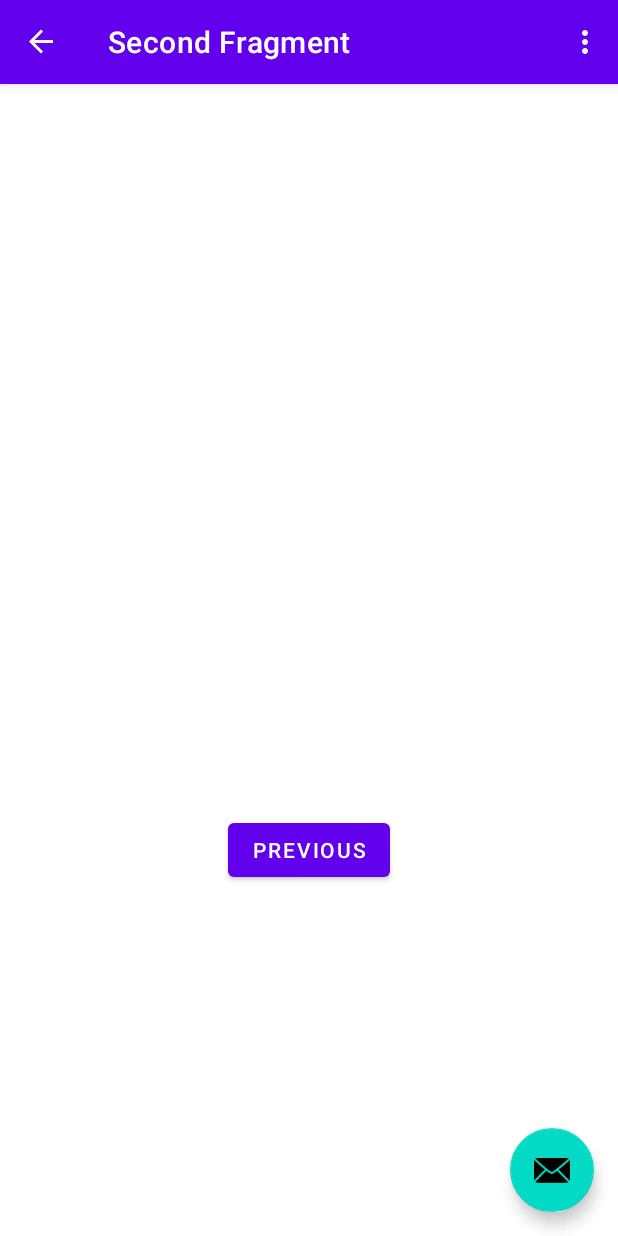
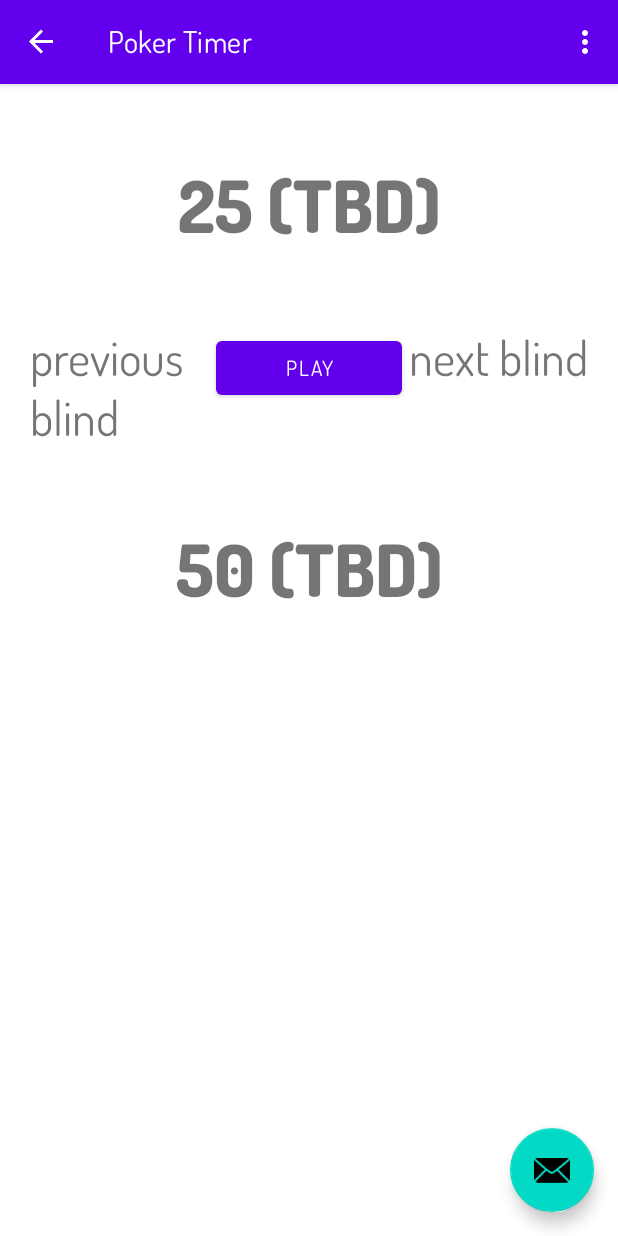
Before and after one commit to arburk/vscp, an Android app: the screen it shows after launch (MainActivity), after a tap on "POKER TIMER", on a phone screen of 412 x 824 dp. Run offline under Robolectric (Android 15) with nearby library versions, the phone set to English and light mode, and no system bars; our stand-ins replace navigation-ui.

Commit message:
drafted timer and added/set default font to Dosis

```diff
--- /dev/null
+++ b/app/src/main/java/com/github/arburk/vscp/app/PokerTimer.kt
@@ -0,0 +1,58 @@
+package com.github.arburk.vscp.app
+
+import android.os.Bundle
+import android.util.Log
+import android.view.LayoutInflater
+import android.view.View
+import android.view.ViewGroup
+import androidx.fragment.app.Fragment
+import com.github.arburk.vscp.app.databinding.TimerBinding
+
+class PokerTimer : Fragment() {
+
+  private var _binding: TimerBinding? = null
+
+  // This property is only valid between onCreateView and
+  // onDestroyView.
+  private val binding get() = _binding!!
+
+  override fun onCreateView(
+    inflater: LayoutInflater, container: ViewGroup?,
+    savedInstanceState: Bundle?
+  ): View? {
+
+    _binding = TimerBinding.inflate(inflater, container, false)
+    return binding.root
+
+  }
+
+  override fun onViewCreated(view: View, savedInstanceState: Bundle?) {
+    super.onViewCreated(view, savedInstanceState)
+
+    binding.playButton.setOnClickListener {
+      Log.i("Action", "play button was pressed")
+      pauseTimer(false)
+    }
+
+    binding.pauseButton.setOnClickListener {
+      Log.i("Action", "play button was pressed")
+      pauseTimer(true)
+    }
+  }
+
+  private fun pauseTimer(input: Boolean) {
+    // TODO: implement logic to pause timer as soon as timer is implemented
+    if (input) {
+      binding.playButton.visibility = View.VISIBLE
+      binding.pauseButton.visibility = View.GONE
+    } else {
+      binding.playButton.visibility = View.GONE
+      binding.pauseButton.visibility = View.VISIBLE
+    }
+  }
+
+  override fun onDestroyView() {
+    super.onDestroyView()
+    _binding = null
+  }
+}
--- a/app/src/main/java/com/github/arburk/vscp/app/SecondFragment.kt
+++ /dev/null
@@ -1,44 +0,0 @@
-package com.github.arburk.vscp.app
-
-import android.os.Bundle
-import android.view.LayoutInflater
-import android.view.View
-import android.view.ViewGroup
-import androidx.fragment.app.Fragment
-import androidx.navigation.fragment.findNavController
-import com.github.arburk.vscp.app.databinding.FragmentSecondBinding
-
-/**
- * A simple [Fragment] subclass as the second destination in the navigation.
- */
-class SecondFragment : Fragment() {
-
-  private var _binding: FragmentSecondBinding? = null
-
-  // This property is only valid between onCreateView and
-  // onDestroyView.
-  private val binding get() = _binding!!
-
-  override fun onCreateView(
-    inflater: LayoutInflater, container: ViewGroup?,
-    savedInstanceState: Bundle?
-  ): View? {
-
-    _binding = FragmentSecondBinding.inflate(inflater, container, false)
-    return binding.root
-
-  }
-
-  override fun onViewCreated(view: View, savedInstanceState: Bundle?) {
-    super.onViewCreated(view, savedInstanceState)
-
-    binding.buttonSecond.setOnClickListener {
-      findNavController().navigate(R.id.action_SecondFragment_to_WelcomeScreen)
-    }
-  }
-
-  override fun onDestroyView() {
-    super.onDestroyView()
-    _binding = null
-  }
-}
--- a/app/src/main/java/com/github/arburk/vscp/app/WelcomeScreen.kt
+++ b/app/src/main/java/com/github/arburk/vscp/app/WelcomeScreen.kt
@@ -22,7 +22,7 @@ class WelcomeScreen : Fragment() {
   override fun onCreateView(
     inflater: LayoutInflater, container: ViewGroup?,
     savedInstanceState: Bundle?
-  ): View? {
+  ): View {
 
     _binding = WelcomeScreenBinding.inflate(inflater, container, false)
     return binding.root
--- a/app/src/main/res/layout/fragment_second.xml
+++ /dev/null
@@ -1,30 +0,0 @@
-<?xml version="1.0" encoding="utf-8"?>
-<androidx.constraintlayout.widget.ConstraintLayout
-    xmlns:android="http://schemas.android.com/apk/res/android"
-    xmlns:app="http://schemas.android.com/apk/res-auto"
-    xmlns:tools="http://schemas.android.com/tools"
-    android:layout_width="match_parent"
-    android:layout_height="match_parent"
-    tools:context="com.github.arburk.vscp.app.SecondFragment">
-
-  <TextView
-      android:id="@+id/textview_second"
-      android:layout_width="wrap_content"
-      android:layout_height="wrap_content"
-      app:layout_constraintTop_toTopOf="parent"
-      app:layout_constraintStart_toStartOf="parent"
-      app:layout_constraintEnd_toEndOf="parent"
-      app:layout_constraintBottom_toTopOf="@id/button_second"
-  />
-
-  <Button
-      android:id="@+id/button_second"
-      android:layout_width="wrap_content"
-      android:layout_height="wrap_content"
-      android:text="@string/previous"
-      app:layout_constraintTop_toBottomOf="@id/textview_second"
-      app:layout_constraintStart_toStartOf="parent"
-      app:layout_constraintEnd_toEndOf="parent"
-      app:layout_constraintBottom_toBottomOf="parent"
-  />
-</androidx.constraintlayout.widget.ConstraintLayout>
--- /dev/null
+++ b/app/src/main/res/layout/timer.xml
@@ -0,0 +1,73 @@
+<?xml version="1.0" encoding="utf-8"?>
+<TableLayout
+    xmlns:android="http://schemas.android.com/apk/res/android"
+    android:id="@+id/timer_table_layout"
+    android:layout_height="match_parent"
+    android:layout_width="match_parent"
+    android:paddingLeft="20dp"
+    android:paddingRight="20dp"
+    android:paddingTop="50dp">
+
+
+  <TextView
+      android:id="@+id/small_blind"
+      android:text="@string/small_blind"
+      android:layout_width="match_parent"
+      android:textSize="48sp"
+      android:fontFamily="@font/dosis_extrabold"
+      android:textAlignment="center"/>
+
+  <TableRow
+      android:layout_width="match_parent"
+      android:layout_height="match_parent"
+      android:paddingTop="50dp">
+
+    <TextView
+        android:id="@+id/prev_blind"
+        android:text="previous blind"
+        android:layout_height="wrap_content"
+        android:layout_width="0dip"
+        android:layout_weight="1"
+        android:textSize="32sp"
+        android:textAlignment="viewStart"/>
+
+    <Button
+        android:id="@+id/pause_button"
+        android:visibility="gone"
+        android:text="Pause"
+        android:layout_height="wrap_content"
+        android:layout_width="0dip"
+        android:layout_weight="1"/>
+
+    <Button
+        android:id="@+id/play_button"
+        android:visibility="visible"
+        android:text="Play"
+        android:layout_height="wrap_content"
+        android:layout_width="0dip"
+        android:layout_weight="1"/>
+
+
+    <TextView
+        android:id="@+id/next_blind"
+        android:text="next blind"
+        android:textSize="32sp"
+        android:textAlignment="viewEnd"
+        android:layout_height="wrap_content"
+        android:layout_width="0dip"
+        android:layout_weight="1"
+    />
+
+
+  </TableRow>
+
+  <TextView
+      android:id="@+id/big_blind"
+      android:text="@string/big_blind"
+      android:textSize="48sp"
+      android:textAlignment="center"
+      android:paddingTop="50dp"
+      android:fontFamily="@font/dosis_extrabold"
+  />
+
+</TableLayout>
--- a/app/src/main/res/navigation/nav_graph.xml
+++ b/app/src/main/res/navigation/nav_graph.xml
@@ -17,9 +17,9 @@
   </fragment>
   <fragment
       android:id="@+id/SecondFragment"
-      android:name="com.github.arburk.vscp.app.SecondFragment"
-      android:label="@string/second_fragment_label"
-      tools:layout="@layout/fragment_second">
+      android:name="com.github.arburk.vscp.app.PokerTimer"
+      android:label="@string/timer"
+      tools:layout="@layout/timer">
 
     <action
         android:id="@+id/action_SecondFragment_to_WelcomeScreen"
--- a/app/src/main/res/values/strings.xml
+++ b/app/src/main/res/values/strings.xml
@@ -4,12 +4,12 @@
   <string name="action_settings">Settings</string>
   <!-- Strings used for fragments for navigation -->
 
-  <string name="second_fragment_label">Second Fragment</string>
   <string name="timer">Poker Timer</string>
   <string name="tournament">Tournament</string>
   <string name="previous">Previous</string>
 
   <string name="vscp">Very Swiss Championship Poker</string>
-  <string name="hello_second_fragment">Hello second fragment. Arg: %1$s</string>
   <string name="feedback">send me your feedback</string>
+  <string name="small_blind">25 (TBD)</string>
+  <string name="big_blind">50 (TBD)</string>
 </resources>
--- a/app/src/main/res/values/themes.xml
+++ b/app/src/main/res/values/themes.xml
@@ -12,6 +12,7 @@
     <!-- Status bar color. -->
     <item name="android:statusBarColor">?attr/colorPrimaryVariant</item>
     <!-- Customize your theme here. -->
+    <item name="android:fontFamily">@font/dosis</item>
   </style>
   <style name="Theme.VSCPApp.NoActionBar">
     <item name="windowActionBar">false</item>
```
Also changed, not shown: app/src/main/res/font/dosis.ttf (added), app/src/main/res/font/dosis_extrabold.ttf (added).
